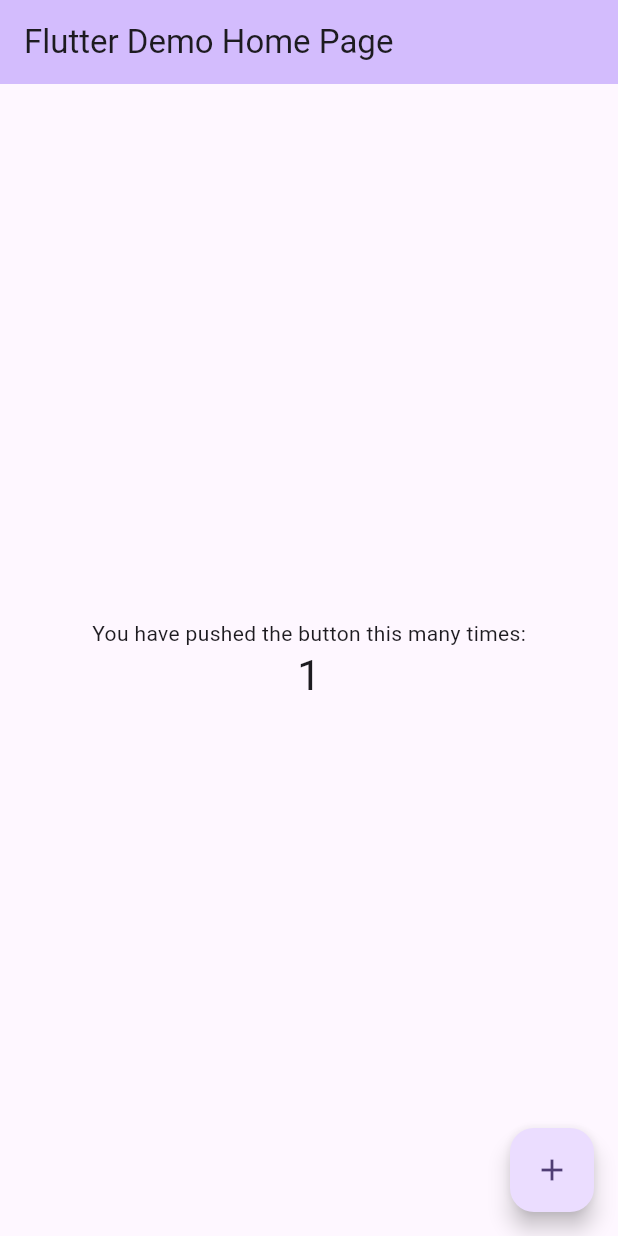
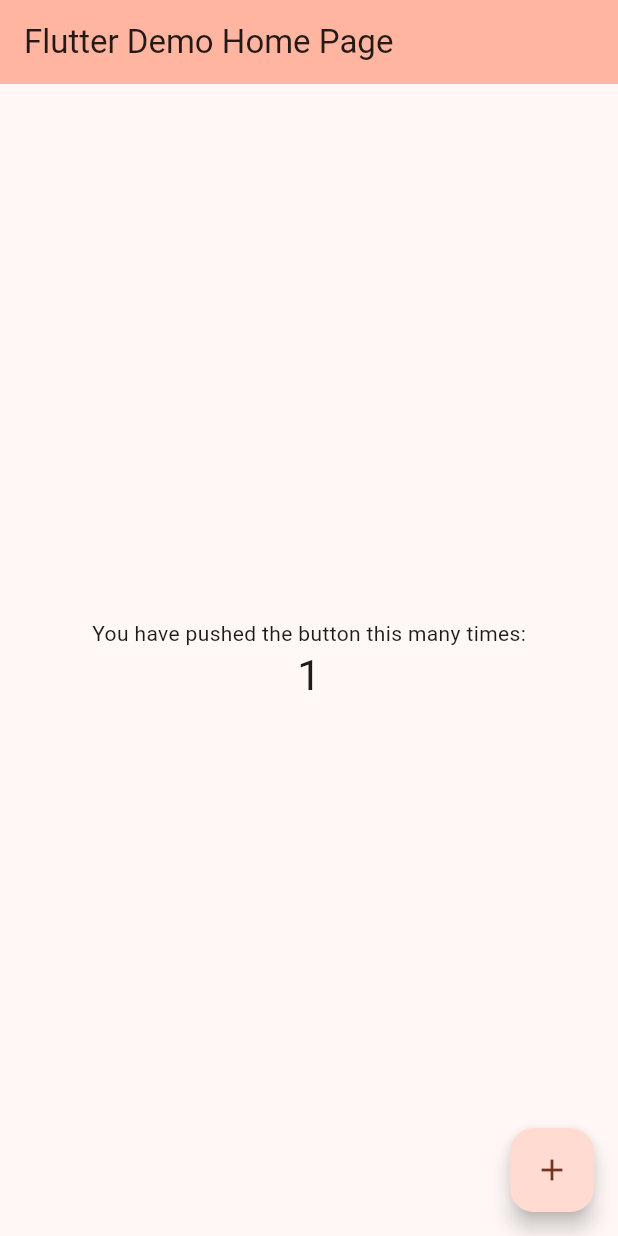
Before and after one commit to Pandowito/Mascota_Feliz, a Flutter app: the screen it shows after launch, after a tap on the "add" icon, on a phone screen of 412 x 824 dp. Run offline on Flutter 3.47's test engine with Material 3 defaults, Android fonts, the phone set to English and light mode, and no system bars; our stand-ins replace firebase_core; accounts and stored records are empty.

```diff
--- a/lib/main.dart
+++ b/lib/main.dart
@@ -1,6 +1,9 @@
 import 'package:flutter/material.dart';
+import 'package:firebase_core/firebase_core.dart';
 
-void main() {
+void main() async {
+  WidgetsFlutterBinding.ensureInitialized();
+  await Firebase.initializeApp(); // inicializa Firebase
   runApp(const MyApp());
 }
 
@@ -11,41 +14,16 @@ class MyApp extends StatelessWidget {
   @override
   Widget build(BuildContext context) {
     return MaterialApp(
-      title: 'Flutter Demo',
+      title: 'Mascota Feliz',
       theme: ThemeData(
-        // This is the theme of your application.
-        //
-        // TRY THIS: Try running your application with "flutter run". You'll see
-        // the application has a purple toolbar. Then, without quitting the app,
-        // try changing the seedColor in the colorScheme below to Colors.green
-        // and then invoke "hot reload" (save your changes or press the "hot
-        // reload" button in a Flutter-supported IDE, or press "r" if you used
-        // the command line to start the app).
-        //
-        // Notice that the counter didn't reset back to zero; the application
-        // state is not lost during the reload. To reset the state, use hot
-        // restart instead.
-        //
-        // This works for code too, not just values: Most code changes can be
-        // tested with just a hot reload.
-        colorScheme: ColorScheme.fromSeed(seedColor: Colors.deepPurple),
+        colorScheme: ColorScheme.fromSeed(seedColor: Colors.deepOrange),
       ),
       home: const MyHomePage(title: 'Flutter Demo Home Page'),
     );
   }
 }
-
 class MyHomePage extends StatefulWidget {
   const MyHomePage({super.key, required this.title});
-
-  // This widget is the home page of your application. It is stateful, meaning
-  // that it has a State object (defined below) that contains fields that affect
-  // how it looks.
-
-  // This class is the configuration for the state. It holds the values (in this
-  // case the title) provided by the parent (in this case the App widget) and
-  // used by the build method of the State. Fields in a Widget subclass are
-  // always marked "final".
 
   final String title;
 
@@ -58,23 +36,12 @@ class _MyHomePageState extends State<MyHomePage> {
 
   void _incrementCounter() {
     setState(() {
-      // This call to setState tells the Flutter framework that something has
-      // changed in this State, which causes it to rerun the build method below
-      // so that the display can reflect the updated values. If we changed
-      // _counter without calling setState(), then the build method would not be
-      // called again, and so nothing would appear to happen.
       _counter++;
     });
   }
 
   @override
   Widget build(BuildContext context) {
-    // This method is rerun every time setState is called, for instance as done
-    // by the _incrementCounter method above.
-    //
-    // The Flutter framework has been optimized to make rerunning build methods
-    // fast, so that you can just rebuild anything that needs updating rather
-    // than having to individually change instances of widgets.
     return Scaffold(
       appBar: AppBar(
         // TRY THIS: Try changing the color here to a specific color (to
--- a/pubspec.yaml
+++ b/pubspec.yaml
@@ -30,6 +30,9 @@ environment:
 dependencies:
   flutter:
     sdk: flutter
+
+  firebase_core: ^2.27.0
+  firebase_database: ^10.4.0
 
   # The following adds the Cupertino Icons font to your application.
   # Use with the CupertinoIcons class for iOS style icons.
```
Also changed, not shown: pubspec.lock, 4 other files.
